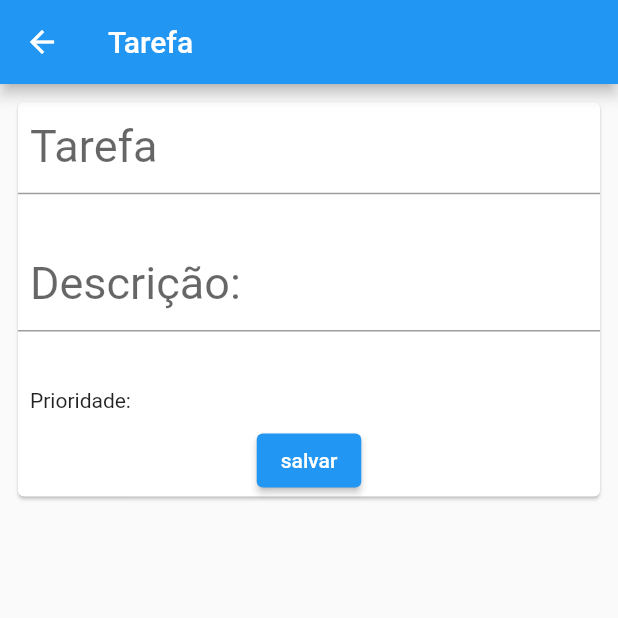
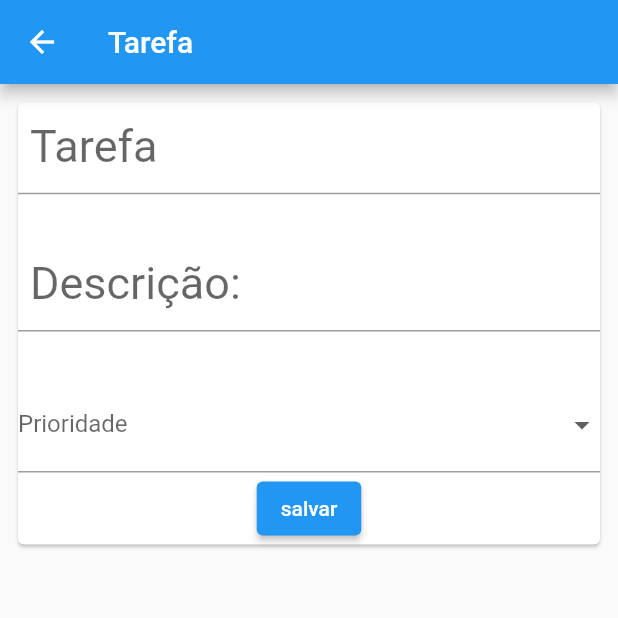
Before and after one commit to PauloHenrique0182/listtarefas, a Flutter app: the TarefaPage screen opened directly, on a phone screen of 412 x 824 dp, the top half of it. Run offline on Flutter 3.47's test engine with Material 2 defaults, Android fonts, the phone set to English and light mode, and no system bars; our stand-ins replace dio, flutter_riverpod, go_router.

```diff
--- /dev/null
+++ b/lib/enums/prioridade_enum.dart
@@ -0,0 +1,9 @@
+enum PrioridadeEnum {
+  selecione(value: ''),
+  alta(value: 'alta'),
+  baixa(value: 'baixa'),
+  media(value: 'media');
+
+  final String value;
+  const PrioridadeEnum({required this.value});
+}
--- a/lib/pages/tarefa.dart
+++ b/lib/pages/tarefa.dart
@@ -2,6 +2,7 @@ import 'package:flutter/material.dart';
 import 'package:flutter_riverpod/flutter_riverpod.dart';
 import 'package:go_router/go_router.dart';
 import 'package:projsabado/controller/tarefas_controller.dart';
+import 'package:projsabado/enums/prioridade_enum.dart';
 import 'package:projsabado/model/tarefa_model.dart';
 
 class TarefaPage extends ConsumerWidget {
@@ -10,9 +11,10 @@ class TarefaPage extends ConsumerWidget {
 
   @override
   Widget build(BuildContext context, WidgetRef ref) {
-    final tarefa = ref.read(tarefaPageControllerProvider).tarefaToEdit;
+    final tarefa = ref.watch(tarefaPageControllerProvider).tarefaToEdit;
     final tituloController = TextEditingController(text: tarefa.titulo);
     final descricaoController = TextEditingController(text: tarefa.descricao);
+
     return Consumer(builder: (context, watch, _) {
       return Scaffold(
         appBar: AppBar(title: const Text('Tarefa')),
@@ -30,6 +32,11 @@ class TarefaPage extends ConsumerWidget {
                         labelStyle: TextStyle(fontSize: 30),
                       ),
                       controller: tituloController,
+                      onChanged: (value) => {
+                        ref
+                            .read(tarefaPageControllerProvider.notifier)
+                            .updateTarefaTitulo(value)
+                      },
                     ),
                     const SizedBox(height: 30),
                     TextFormField(
@@ -46,16 +53,15 @@ class TarefaPage extends ConsumerWidget {
                       controller: descricaoController,
                     ),
                     const SizedBox(height: 30),
-                    Padding(
-                      padding: const EdgeInsets.all(8),
-                      child: Row(
-                        children: [
-                          const Text('Prioridade: '),
-                          Text(
-                            tarefa.prioridade,
-                          ),
-                        ],
-                      ),
+                    DropdownButtonFormField(
+                      decoration:
+                          const InputDecoration(labelText: 'Prioridade'),
+                      items: listDrop(),
+                      onChanged: (value) => {
+                        ref
+                            .read(tarefaPageControllerProvider.notifier)
+                            .updateTarefaPriority(value!),
+                      },
                     ),
                     ElevatedButton(
                       onPressed: () {
@@ -92,4 +98,16 @@ class TarefaPage extends ConsumerWidget {
     );
     ScaffoldMessenger.of(context).showSnackBar(snackBar);
   }
+
+  List<DropdownMenuItem<String>> listDrop() {
+    List<DropdownMenuItem<String>> list = [];
+    for (var element in PrioridadeEnum.values) {
+      DropdownMenuItem<String> drop = DropdownMenuItem(
+        value: element.value,
+        child: Text(element.value),
+      );
+      list.add(drop);
+    }
+    return list;
+  }
 }
--- a/lib/repository/tarefa_repository.dart
+++ b/lib/repository/tarefa_repository.dart
@@ -11,6 +11,7 @@ class TarefaRepository {
 
   Future<List<Tarefa>> getTarefaList() async {
     try {
+      dio.options.validateStatus = (status) => true;
       final response = await dio.get(
           'https://b2425c80-36d7-4c43-a19f-1408fba865ae.mock.pstmn.io/tarefa');
       print(response.data);
```
Also changed, not shown: lib/controller/login_controller.dart (+10 -5 lines), lib/controller/tarefas_controller.dart (+11 -9 lines), lib/pages/login_page.dart (+14 -19 lines), lib/repository/login_repository.dart (+3 -9 lines), lib/routing/app_route.dart (+7 -7 lines), lib/service/login_service.dart (added, +32 -0 lines).
